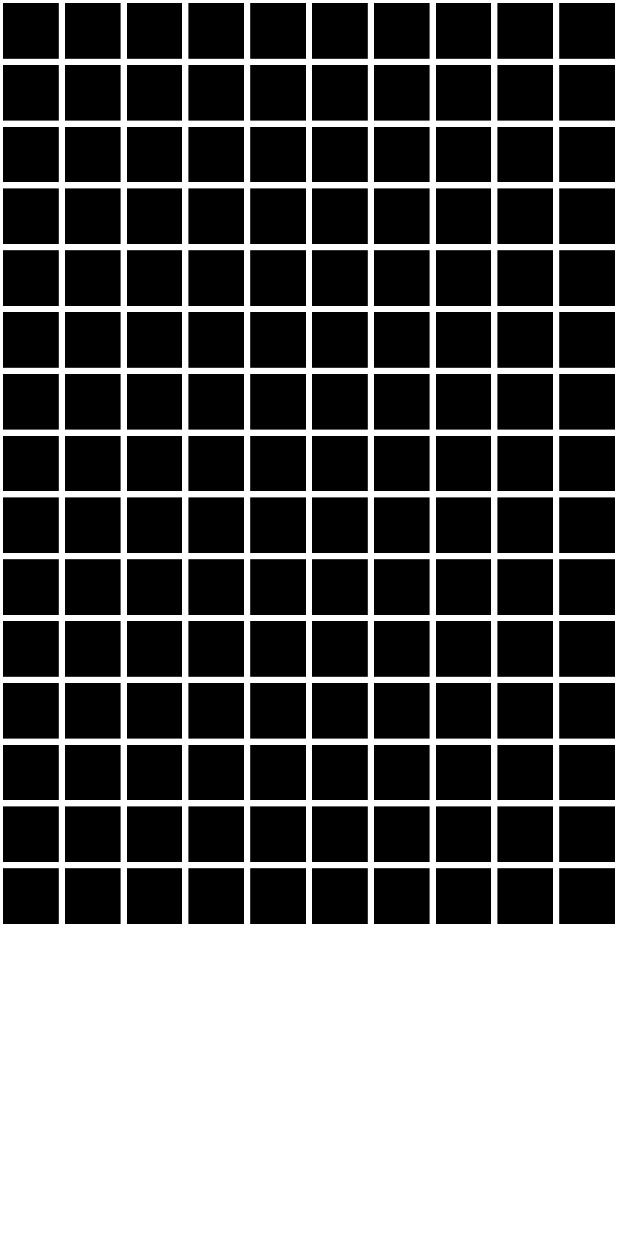
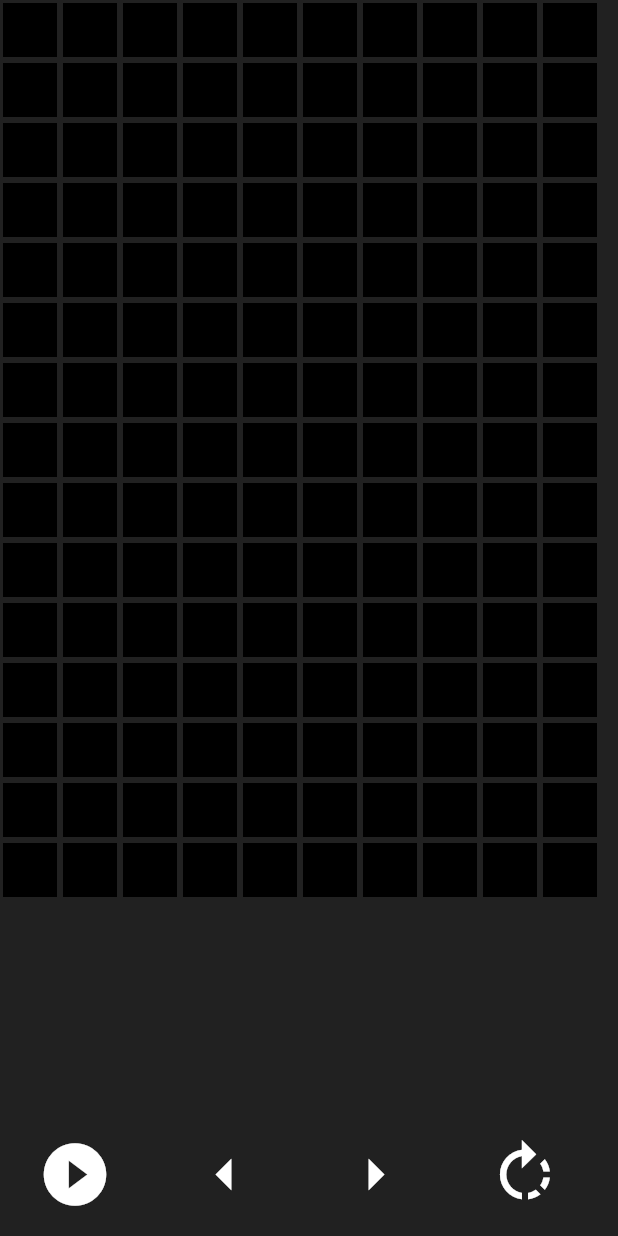
Before and after one commit to wayne90040/Flutter-TETRIS, a Flutter app: the screen it shows after launch, on a phone screen of 412 x 824 dp. Run offline on Flutter 3.47's test engine with Material 2 defaults, Android fonts, the phone set to English and light mode, and no system bars.

Commit message:
🚧 add game controller & basic methods

```diff
--- /dev/null
+++ b/lib/game_controller.dart
@@ -0,0 +1,135 @@
+
+
+import 'dart:async';
+
+import 'package:flutter/cupertino.dart';
+import 'package:flutter/material.dart';
+
+class GameController extends ChangeNotifier {
+
+  // 掉落的方塊形狀
+  static List<List<int>> pieces = [
+    [4, 5, 14, 15],
+    [4, 14, 24, 25],
+    [5, 15, 24, 25],
+    [4, 14, 24, 34],
+    [4, 14, 15, 25],
+    [5, 15, 14, 24],
+    [4, 5, 6, 15]
+  ];
+
+  // 掉落的方塊顏色
+  static List<Color> piecesColor = [
+    Colors.red,
+    Colors.yellow,
+    Colors.purple,
+    Colors.green,
+    Colors.blue,
+    Colors.brown,
+    Colors.pink
+  ];
+
+  List<int> beenChosenPiece = [];
+  Color beenChosenColor = Colors.black;
+
+  int _totalOfSquares = 150;
+  int get totalOfSquares => _totalOfSquares;
+
+  final List<int> _landed = [];  // 場上所有的方塊
+
+  final List<List<int>> _landedPiecesColor = [
+    [], // red
+    [], // yellow
+    [], // purple
+    [], // green
+    [], // blue
+    [], // brown
+    [], // pink
+  ];
+  List<List<int>> get landedPiecesColor => _landedPiecesColor;
+
+  int number = 0;
+
+  void setTotalOfSquares(int num) {
+    _totalOfSquares = num;
+    notifyListeners();
+  }
+
+  // 可以隨關卡增加圖案
+  void _resetPieces() {
+    pieces = [
+      [4, 5, 14, 15],
+      [4, 14, 24, 25],
+      [5, 15, 24, 25],
+      [4, 14, 24, 34],
+      [4, 14, 15, 25],
+      [5, 15, 14, 24],
+      [4, 5, 6, 15]
+    ];
+  }
+
+  void _choosePiece() {
+    beenChosenPiece = pieces[number % pieces.length];
+    beenChosenColor = piecesColor[number % piecesColor.length];
+  }
+
+  bool _hitFloor() {
+    // TODO: 碰到其他方塊也需要停下來
+    // beenChosenPiece.sort();
+    // 撞到地板停下
+    if (beenChosenPiece.last + 10 >= _totalOfSquares) {
+      return true;
+    }
+
+    // 撞到其他方塊停下
+    for (int i = 0; i < beenChosenPiece.length; i++) {
+      if (_landed.contains(beenChosenPiece[i] + 10)) {
+        return true;
+      }
+    }
+    return false;
+  }
+
+  void _clearRow() {
+    // TODO: Clear
+  }
+
+  // 開始遊戲
+  void startGame() {
+    _resetPieces();  // 回到第一關
+    _choosePiece();  // 選擇落下的方塊
+    const duration = Duration(milliseconds: 300);
+    Timer.periodic(duration, (timer) {
+      if (_hitFloor()) {
+
+        for (int i = 0; i < beenChosenPiece.length; i++) {
+          // 全部場上方塊的座標
+          _landed.add(beenChosenPiece[i]);
+          // 掉落地板用顏色分類
+          _landedPiecesColor[number % pieces.length].add(beenChosenPiece[i]);
+        }
+        number ++; // 換下一塊 -> 可以做亂數選擇
+        startGame();
+        timer.cancel();
+      } else {
+        moveDown();
+      }
+    });
+  }
+
+  void moveDown() {
+    for (int i = 0; i < beenChosenPiece.length; i ++) {
+      beenChosenPiece[i] += 10;
+    }
+    notifyListeners();
+  }
+
+  void moveRight() {
+
+  }
+
+  void moveLeft() {
+
+  }
+
+}
--- a/lib/main.dart
+++ b/lib/main.dart
@@ -1,5 +1,7 @@
 import 'package:flutter/material.dart';
+import 'package:flutter_tertis/game_controller.dart';
 import 'package:flutter_tertis/screens/main_screen.dart';
+import 'package:provider/provider.dart';
 
 void main() {
   runApp(const MyApp());
@@ -12,6 +14,7 @@
   @override
   Widget build(BuildContext context) {
     return MaterialApp(
+      debugShowCheckedModeBanner: false,
       title: 'Flutter Demo',
       theme: ThemeData(
         // This is the theme of your application.
@@ -25,7 +28,12 @@
         // is not restarted.
         primarySwatch: Colors.blue,
       ),
-      home: const MainScreen(),
+      home: MultiProvider(
+        providers: [
+          ChangeNotifierProvider(create: (context) => GameController())
+        ],
+        child: const MainScreen(),
+      ),
     );
   }
 }
--- a/lib/screens/main_screen.dart
+++ b/lib/screens/main_screen.dart
@@ -1,7 +1,10 @@
 
 
 import 'package:flutter/cupertino.dart';
+import 'package:flutter/material.dart';
+import 'package:flutter_tertis/game_controller.dart';
 import 'package:flutter_tertis/widgets/grid_widget.dart';
+import 'package:provider/provider.dart';
 
 class MainScreen extends StatelessWidget {
 
@@ -9,8 +12,70 @@ class MainScreen extends StatelessWidget {
 
   @override
   Widget build(BuildContext context) {
+
+    var gameController = Provider.of<GameController>(context, listen: false);
+
     // TODO: implement build
-    return const GridWidget(totalItem: 150);
+    return Scaffold(
+      backgroundColor: Colors.grey[900],
+
+      body: SizedBox(
+        width: 400,
+        child: Column(
+          children: <Widget>[
+            Expanded(
+              child: Consumer<GameController>(
+                builder: (context, controller, _) {
+                  return GridWidget(
+                    totalItem: controller.totalOfSquares,
+                    landedPieces: controller.landedPiecesColor,
+                    fallPieces: controller.beenChosenPiece,
+                    fallPiecesColor: controller.beenChosenColor,
+                  );
+                }
+              )
+            ),
+            SizedBox(
+              height: 100,
+              child: Row(
+                children: [
+                  Expanded(
+                    child: IconButton(
+                      onPressed: () {
+                        gameController.startGame();
+                      },
+                      icon: const Icon(Icons.play_circle_fill, size: 50, color: Colors.white)
+                    )
+                  ),
+                  Expanded(
+                    child: IconButton(
+                      onPressed: () {
+                        gameController.moveLeft();
+                      },
+                      icon: const Icon(Icons.arrow_left, size: 50, color: Colors.white)
+                    )
+                  ),
+                  Expanded(
+                    child: IconButton(
+                      onPressed: () {
+                        gameController.moveRight();
+                      },
+                      icon: const Icon(Icons.arrow_right, size: 50, color: Colors.white)
+                    )
+                  ),
+                  Expanded(
+                    child: IconButton(
+                      onPressed: () {},
+                      icon: const Icon(Icons.rotate_right, size: 50, color: Colors.white)
+                    )
+                  )
+                ],
+              ),
+            )
+          ],
+        ),
+      ),
+    );
   }
 
 }
--- a/lib/widgets/grid_widget.dart
+++ b/lib/widgets/grid_widget.dart
@@ -5,11 +5,27 @@ import 'package:flutter_tertis/widgets/grid_item_widget.dart';
 
 class GridWidget extends StatelessWidget {
 
+  final List<Color> _pieceColor = [
+    Colors.red,
+    Colors.yellow,
+    Colors.purple,
+    Colors.green,
+    Colors.blue,
+    Colors.brown,
+    Colors.pink
+  ];
+
   final int totalItem;
+  final List<List<int>> landedPieces;
+  final List<int> fallPieces;
+  final Color fallPiecesColor;
 
-  const GridWidget({
+  GridWidget({
     Key? key,
-    required this.totalItem
+    required this.totalItem,
+    required this.landedPieces,
+    required this.fallPieces,
+    required this.fallPiecesColor
   }) : super(key: key);
 
   @override
@@ -20,6 +36,16 @@ class GridWidget extends StatelessWidget {
       itemCount: totalItem,
       gridDelegate: const SliverGridDelegateWithFixedCrossAxisCount(crossAxisCount: 10),
       itemBuilder: (BuildContext context, int index) {
+
+        for (int i = 0; i < _pieceColor.length; i ++ ) {
+          if (landedPieces[i].contains(index)) {
+            return GridItemWidget(color: _pieceColor[i]);
+          }
+        }
+
+        if (fallPieces.contains(index)) {
+          return GridItemWidget(color: fallPiecesColor);
+        }
         return const GridItemWidget(color: Colors.black);
       }
     );
```
